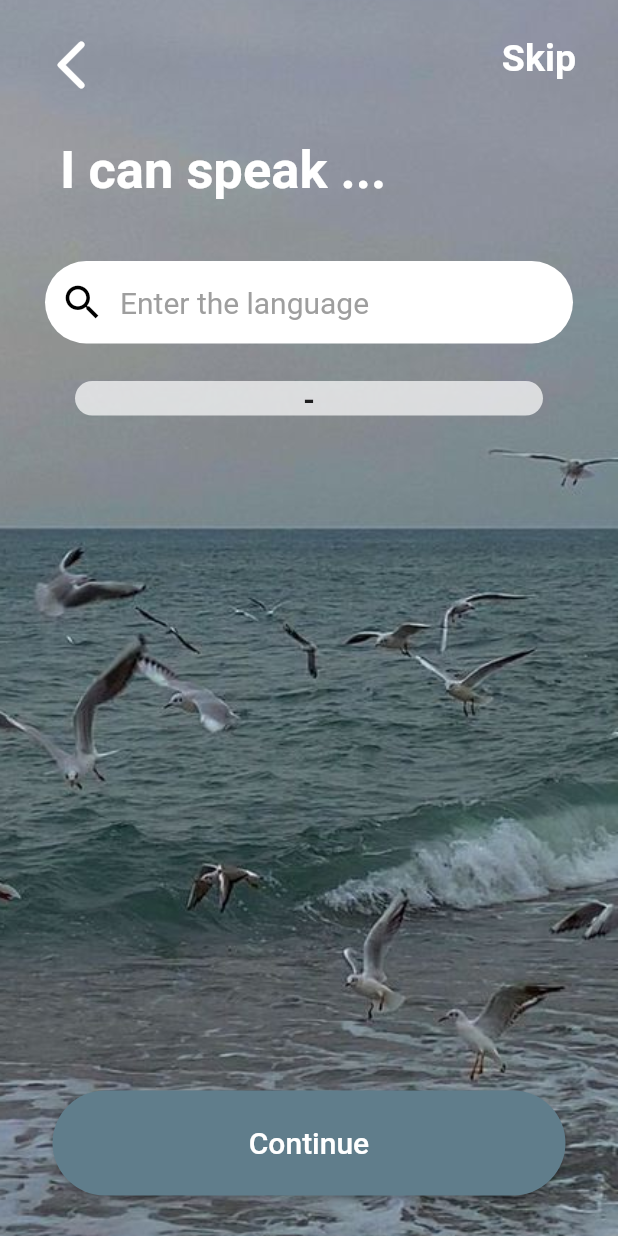
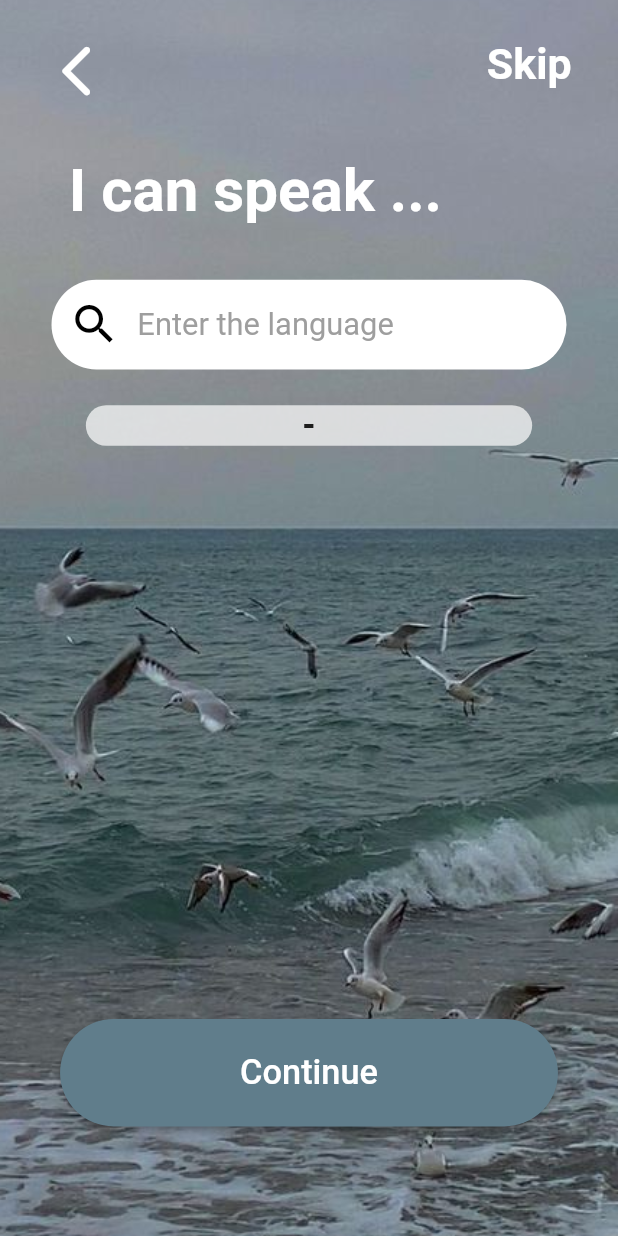
Before and after one commit to litrar/floating-bottle, a Flutter app: the LanguageLevelResult screen opened directly with empty values, after a tap on "Continue", on a phone screen of 412 x 824 dp. Run offline on Flutter 3.47's test engine with Material 2 defaults, Android fonts, the phone set to English and light mode, and no system bars; our stand-ins replace flutter_bloc, flutter_screenutil, go_router, image_picker.

Commit message:
update language level result page

```diff
--- a/lib/pages/authentication/language_level_result.dart
+++ b/lib/pages/authentication/language_level_result.dart
@@ -2,6 +2,7 @@
 import 'package:floating_bottle/pages/authentication/search_bar.dart';
 import 'package:flutter/cupertino.dart';
 import 'package:flutter/material.dart';
+import 'package:flutter_screenutil/flutter_screenutil.dart';
 
 class LanguageLevelResult extends StatefulWidget {
   const LanguageLevelResult({Key? key,required this.level,required this.item}) : super(key: key);
@@ -29,7 +30,7 @@
             ListView(
               children: [
                 Container(
-                  margin: EdgeInsets.only(left: 20,right: 20,top: 15),
+                  margin: EdgeInsets.only(left: 20.w,right: 20.w,top: 15.h),
                   child: Row(
                     mainAxisAlignment: MainAxisAlignment.spaceBetween,
                     children: [
@@ -39,12 +40,12 @@
                             context,
                             MaterialPageRoute(
                               builder: (context) {
-                                return Personality();
+                                return const Personality();
                               },
                             ),
                           );
                         },
-                        icon: Icon(Icons.arrow_back_ios_rounded,size: 40,color: Colors.white,),),
+                        icon: Icon(Icons.arrow_back_ios_rounded,size: 36.sp,color: Colors.white,),),
                       TextButton(onPressed: (){
                         Navigator.push(
                           context,
@@ -56,7 +57,7 @@
                         );
                       },
                         child: Text("Skip",style: TextStyle(
-                            fontSize: 25,
+                            fontSize: 25.sp,
                             fontWeight: FontWeight.w600,
                             color: Colors.white
                         ),),
@@ -65,28 +66,28 @@
                   ),
                 ),
                 Container(
-                  margin: EdgeInsets.only(left: 40,top: 30),
+                  margin: EdgeInsets.only(left: 40.w,top: 30.h),
                   child: Text("I can speak ...",style: TextStyle(
                       fontWeight: FontWeight.bold,
-                      fontSize: 35,
+                      fontSize: 35.sp,
                       color: Colors.white
                   ),),
                 ),
                 Container(
-                  margin: EdgeInsets.only(right: 30,left: 30,top: 40),
-                  height: 55,
-                  width: 150,
+                  margin: EdgeInsets.only(right: 30.w,left: 30.w,top: 30.h),
+                  height: 50.h,
+                  width: 150.w,
                   decoration: BoxDecoration(
                     color: Colors.white,
-                    borderRadius: BorderRadius.circular(35),
+                    borderRadius: BorderRadius.circular(55),
                   ),
                   child: InkWell(
-                    borderRadius: BorderRadius.circular(35),
+                    borderRadius: BorderRadius.circular(55),
                     child: Row(
                       children: <Widget>[
-                        Padding(padding: EdgeInsets.only(left: 10,right: 10),
-                            child: Icon(Icons.search,color: Colors.black,size: 30,)),
-                        Text("Enter the language",style: TextStyle(color: Colors.grey,fontSize: 20),)
+                        Padding(padding: EdgeInsets.only(left: 10.w,right: 10.w),
+                            child: Icon(Icons.search,color: Colors.black,size: 30.sp,)),
+                        Text("Enter the language",style: TextStyle(color: Colors.grey,fontSize: 18.sp),)
                       ],
                     ),
                     onTap: (){
@@ -96,7 +97,7 @@
                   ),
                 ),
                 Container(
-                    margin: EdgeInsets.only(right: 50,left: 50,top: 25),
+                    margin: EdgeInsets.only(right: 50.w,left: 50.w,top: 20.h),
                     child: Container(
                       decoration: BoxDecoration(
                         borderRadius: BorderRadius.circular(20),
@@ -105,7 +106,7 @@
                       child: Column(
                         children: [
                           Text("${widget.item} - ${widget.level}",style: TextStyle(
-                              fontSize: 20,
+                              fontSize: 20.sp,
                               fontWeight: FontWeight.bold
                           ),)
                         ],
@@ -121,17 +122,14 @@
   }
   Widget _continueButton() {
     return Container(
-      margin: EdgeInsets.only(left: 35, right: 35, top: 450, bottom: 20),
-      width: 350,
-      height: 70,
+      margin: EdgeInsets.only(left: 35.w, right: 35.w, top: 320.h, bottom: 20.h),
+      width: 350.w,
+      height: 60.h,
       child: ElevatedButton(
-        child: Text("Continue", style: TextStyle(
-            fontSize: 20,color: Colors.white
-        ),),
         style: ButtonStyle(
             backgroundColor: MaterialStateProperty.all(Colors.blueGrey),
             shape: MaterialStateProperty.all<RoundedRectangleBorder>(
-                RoundedRectangleBorder(borderRadius: BorderRadius.circular(35))
+                RoundedRectangleBorder(borderRadius: BorderRadius.circular(55))
             )
         ),
         onPressed: () {
@@ -139,11 +137,14 @@
             context,
             MaterialPageRoute(
               builder: (context) {
-                return LanguageLevelResult(level: "", item: "");
+                return const LanguageLevelResult(level: "", item: "");
               },
             ),
           );
         },
+        child: Text("Continue", style: TextStyle(
+            fontSize: 20.sp,color: Colors.white
+        ),),
       ),
     );
   }
```
